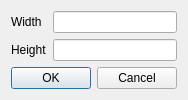
Qt form src/Kernel/ui/TemplateModelPropertyDialog.ui (ariya/screenie) before a commit.
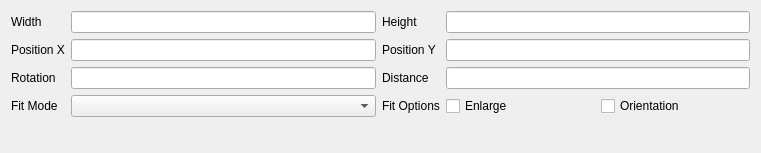
The same form after that commit.

Commit message:
Implemented initial property dialog for Template items.
- Setting the width/height not implemented yet
- Replacing a Template now takes SizeFitter settings into account
  (also for clipping the original image)
- ToDo: Properly calculate item positions when replacing Template items
  (depending on the SizeFitter settings, especially "Fit To Height")
- Move SizeFitter members into private class
- FIX: Emit signal changed() when SizeFitter is changed within Template
  item (call frenchConnection())

```diff
--- a/src/Kernel/ui/TemplateModelPropertyDialog.ui
+++ b/src/Kernel/ui/TemplateModelPropertyDialog.ui
@@ -6,16 +6,16 @@
    <rect>
     <x>0</x>
     <y>0</y>
-    <width>174</width>
-    <height>100</height>
+    <width>757</width>
+    <height>153</height>
    </rect>
   </property>
   <property name="windowTitle">
    <string>Dialog</string>
   </property>
-  <layout class="QGridLayout" name="gridLayout">
-   <item row="0" column="0">
-    <layout class="QFormLayout" name="formLayout">
+  <layout class="QGridLayout" name="gridLayout_2">
+   <item row="0" column="0" colspan="2">
+    <layout class="QGridLayout" name="gridLayout">
      <item row="0" column="0">
       <widget class="QLabel" name="label">
        <property name="text">
@@ -24,29 +24,132 @@
       </widget>
      </item>
      <item row="0" column="1">
-      <widget class="QLineEdit" name="widthLineEdit"/>
+      <widget class="QLineEdit" name="widthLineEdit">
+       <property name="minimumSize">
+        <size>
+         <width>0</width>
+         <height>0</height>
+        </size>
+       </property>
+      </widget>
      </item>
-     <item row="1" column="0">
+     <item row="0" column="2">
       <widget class="QLabel" name="label_2">
        <property name="text">
         <string>Height</string>
        </property>
       </widget>
      </item>
+     <item row="0" column="3">
+      <widget class="QLineEdit" name="heightLineEdit">
+       <property name="minimumSize">
+        <size>
+         <width>0</width>
+         <height>0</height>
+        </size>
+       </property>
+      </widget>
+     </item>
+     <item row="1" column="0">
+      <widget class="QLabel" name="label_3">
+       <property name="text">
+        <string>Position X</string>
+       </property>
+      </widget>
+     </item>
      <item row="1" column="1">
-      <widget class="QLineEdit" name="heightLineEdit"/>
+      <widget class="QLineEdit" name="positionXLineEdit"/>
+     </item>
+     <item row="1" column="2">
+      <widget class="QLabel" name="label_5">
+       <property name="text">
+        <string>Position Y</string>
+       </property>
+      </widget>
+     </item>
+     <item row="1" column="3">
+      <widget class="QLineEdit" name="positionYLineEdit">
+       <property name="text">
+        <string/>
+       </property>
+      </widget>
+     </item>
+     <item row="2" column="0">
+      <widget class="QLabel" name="label_7">
+       <property name="text">
+        <string>Rotation</string>
+       </property>
+      </widget>
+     </item>
+     <item row="2" column="1">
+      <widget class="QLineEdit" name="rotationLineEdit"/>
+     </item>
+     <item row="3" column="0">
+      <widget class="QLabel" name="label_8">
+       <property name="text">
+        <string>Fit Mode</string>
+       </property>
+      </widget>
+     </item>
+     <item row="3" column="1">
+      <widget class="QComboBox" name="fitModeComboBox"/>
+     </item>
+     <item row="2" column="2">
+      <widget class="QLabel" name="label_6">
+       <property name="text">
+        <string>Distance</string>
+       </property>
+      </widget>
+     </item>
+     <item row="2" column="3">
+      <widget class="QLineEdit" name="distanceLineEdit">
+       <property name="minimumSize">
+        <size>
+         <width>0</width>
+         <height>0</height>
+        </size>
+       </property>
+      </widget>
+     </item>
+     <item row="3" column="3">
+      <layout class="QHBoxLayout" name="horizontalLayout_2">
+       <item>
+        <widget class="QCheckBox" name="enlargeCheckBox">
+         <property name="text">
+          <string>Enlarge</string>
+         </property>
+        </widget>
+       </item>
+       <item>
+        <widget class="QCheckBox" name="respectOrientationCheckBox">
+         <property name="text">
+          <string>Orientation</string>
+         </property>
+        </widget>
+       </item>
+      </layout>
+     </item>
+     <item row="3" column="2">
+      <widget class="QLabel" name="label_4">
+       <property name="text">
+        <string>Fit Options</string>
+       </property>
+      </widget>
      </item>
     </layout>
    </item>
-   <item row="1" column="0">
-    <widget class="QDialogButtonBox" name="buttonBox">
+   <item row="1" column="1">
+    <spacer name="verticalSpacer">
      <property name="orientation">
-      <enum>Qt::Horizontal</enum>
+      <enum>Qt::Vertical</enum>
      </property>
-     <property name="standardButtons">
-      <set>QDialogButtonBox::Cancel|QDialogButtonBox::Ok</set>
+     <property name="sizeHint" stdset="0">
+      <size>
+       <width>733</width>
+       <height>1</height>
+      </size>
      </property>
-    </widget>
+    </spacer>
    </item>
   </layout>
  </widget>
```
Left out of the diff: 35 changed lines with no effect on the pictures. The commit also changes 14 other files.
